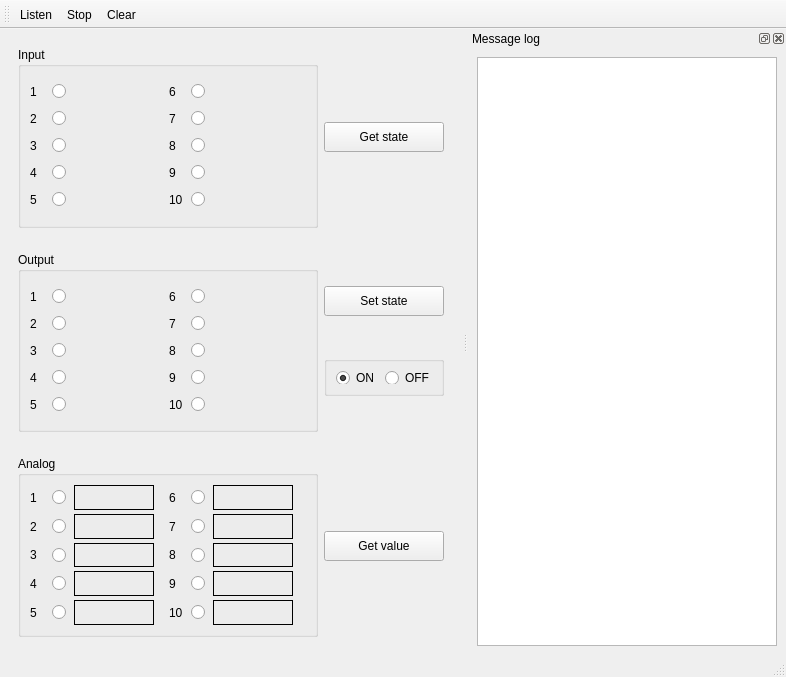
This is MASTER/mainwindow.ui in IvanPerletti/QtBrainBoard as Qt 5 draws it before an edit. The edited form follows.
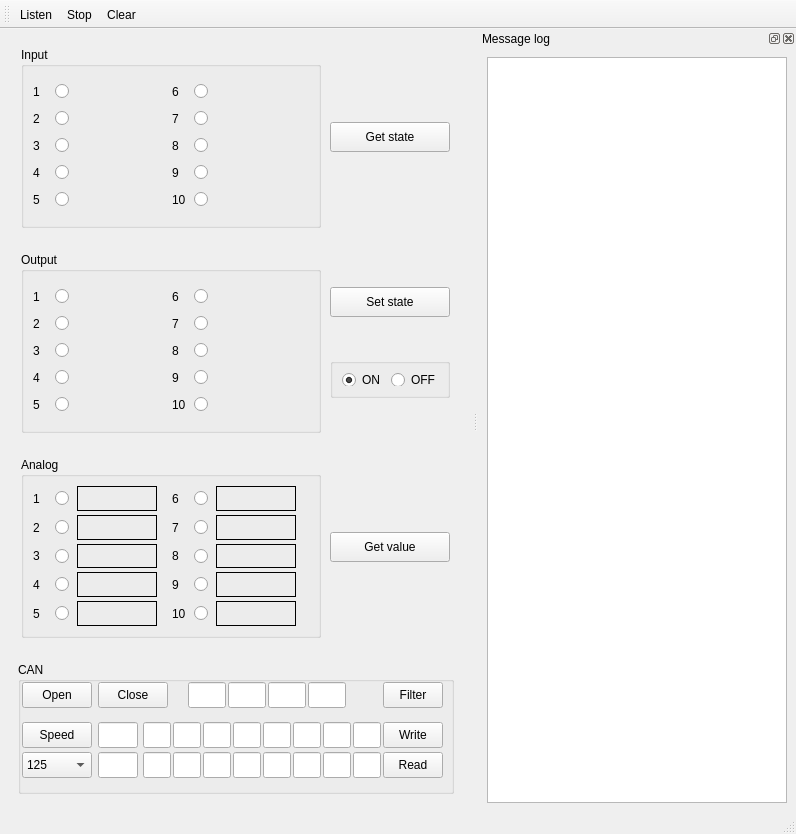
This is the edited form. Icons and pictures are not drawn.

What changed in the file:
```diff
--- a/MASTER/mainwindow.ui
+++ b/MASTER/mainwindow.ui
@@ -6,20 +6,26 @@
    <rect>
     <x>0</x>
     <y>0</y>
-    <width>746</width>
-    <height>677</height>
+    <width>796</width>
+    <height>834</height>
    </rect>
   </property>
   <property name="sizePolicy">
-   <sizepolicy hsizetype="Fixed" vsizetype="Preferred">
+   <sizepolicy hsizetype="Fixed" vsizetype="Maximum">
     <horstretch>0</horstretch>
     <verstretch>0</verstretch>
    </sizepolicy>
   </property>
+  <property name="minimumSize">
+   <size>
+    <width>0</width>
+    <height>800</height>
+   </size>
+  </property>
   <property name="maximumSize">
    <size>
-    <width>746</width>
-    <height>16777215</height>
+    <width>796</width>
+    <height>834</height>
    </size>
   </property>
   <property name="windowTitle">
@@ -1907,6 +1913,371 @@
       </layout>
      </widget>
     </item>
+    <item>
+     <widget class="QFrame" name="frame">
+      <property name="sizePolicy">
+       <sizepolicy hsizetype="Preferred" vsizetype="Fixed">
+        <horstretch>0</horstretch>
+        <verstretch>0</verstretch>
+       </sizepolicy>
+      </property>
+      <property name="minimumSize">
+       <size>
+        <width>0</width>
+        <height>150</height>
+       </size>
+      </property>
+      <property name="maximumSize">
+       <size>
+        <width>16777215</width>
+        <height>150</height>
+       </size>
+      </property>
+      <property name="frameShape">
+       <enum>QFrame::Shape::NoFrame</enum>
+      </property>
+      <property name="frameShadow">
+       <enum>QFrame::Shadow::Plain</enum>
+      </property>
+      <layout class="QHBoxLayout" name="horizontalLayout">
+       <item>
+        <widget class="QGroupBox" name="groupBox">
+         <property name="title">
+          <string>CAN</string>
+         </property>
+         <widget class="QPushButton" name="pushButtonOpenCAN">
+          <property name="geometry">
+           <rect>
+            <x>4</x>
+            <y>20</y>
+            <width>70</width>
+            <height>26</height>
+           </rect>
+          </property>
+          <property name="text">
+           <string>Open</string>
+          </property>
+         </widget>
+         <widget class="QComboBox" name="comboBoxSpeedCAN">
+          <property name="geometry">
+           <rect>
+            <x>4</x>
+            <y>90</y>
+            <width>70</width>
+            <height>26</height>
+           </rect>
+          </property>
+          <item>
+           <property name="text">
+            <string>125</string>
+           </property>
+          </item>
+          <item>
+           <property name="text">
+            <string>250</string>
+           </property>
+          </item>
+          <item>
+           <property name="text">
+            <string>500</string>
+           </property>
+          </item>
+          <item>
+           <property name="text">
+            <string>1000</string>
+           </property>
+          </item>
+         </widget>
+         <widget class="QPushButton" name="pushButtonSpeedCAN">
+          <property name="geometry">
+           <rect>
+            <x>4</x>
+            <y>60</y>
+            <width>70</width>
+            <height>26</height>
+           </rect>
+          </property>
+          <property name="text">
+           <string>Speed</string>
+          </property>
+         </widget>
+         <widget class="QLineEdit" name="lineEditFilter1CAN">
+          <property name="geometry">
+           <rect>
+            <x>170</x>
+            <y>20</y>
+            <width>38</width>
+            <height>26</height>
+           </rect>
+          </property>
+         </widget>
+         <widget class="QLineEdit" name="lineEditFilter2CAN">
+          <property name="geometry">
+           <rect>
+            <x>210</x>
+            <y>20</y>
+            <width>38</width>
+            <height>26</height>
+           </rect>
+          </property>
+         </widget>
+         <widget class="QLineEdit" name="lineEditFilter3CAN">
+          <property name="geometry">
+           <rect>
+            <x>250</x>
+            <y>20</y>
+            <width>38</width>
+            <height>26</height>
+           </rect>
+          </property>
+         </widget>
+         <widget class="QLineEdit" name="lineEditFilter4CAN">
+          <property name="geometry">
+           <rect>
+            <x>290</x>
+            <y>20</y>
+            <width>38</width>
+            <height>26</height>
+           </rect>
+          </property>
+         </widget>
+         <widget class="QPushButton" name="pushButtonFilterCAN">
+          <property name="geometry">
+           <rect>
+            <x>365</x>
+            <y>20</y>
+            <width>60</width>
+            <height>26</height>
+           </rect>
+          </property>
+          <property name="text">
+           <string>Filter</string>
+          </property>
+         </widget>
+         <widget class="QLineEdit" name="lineEditTxData1CAN">
+          <property name="geometry">
+           <rect>
+            <x>125</x>
+            <y>60</y>
+            <width>28</width>
+            <height>26</height>
+           </rect>
+          </property>
+         </widget>
+         <widget class="QPushButton" name="pushButtonWriteCAN">
+          <property name="geometry">
+           <rect>
+            <x>365</x>
+            <y>60</y>
+            <width>60</width>
+            <height>26</height>
+           </rect>
+          </property>
+          <property name="text">
+           <string>Write</string>
+          </property>
+         </widget>
+         <widget class="QPushButton" name="pushButtonCloseCAN">
+          <property name="geometry">
+           <rect>
+            <x>80</x>
+            <y>20</y>
+            <width>70</width>
+            <height>26</height>
+           </rect>
+          </property>
+          <property name="text">
+           <string>Close</string>
+          </property>
+         </widget>
+         <widget class="QPushButton" name="pushButtonReadCAN">
+          <property name="geometry">
+           <rect>
+            <x>365</x>
+            <y>90</y>
+            <width>60</width>
+            <height>26</height>
+           </rect>
+          </property>
+          <property name="text">
+           <string>Read</string>
+          </property>
+         </widget>
+         <widget class="QLineEdit" name="lineEditTxIdCAN">
+          <property name="geometry">
+           <rect>
+            <x>80</x>
+            <y>60</y>
+            <width>40</width>
+            <height>26</height>
+           </rect>
+          </property>
+         </widget>
+         <widget class="QLineEdit" name="lineEditTxData2CAN">
+          <property name="geometry">
+           <rect>
+            <x>155</x>
+            <y>60</y>
+            <width>28</width>
+            <height>26</height>
+           </rect>
+          </property>
+         </widget>
+         <widget class="QLineEdit" name="lineEditTxData3CAN">
+          <property name="geometry">
+           <rect>
+            <x>185</x>
+            <y>60</y>
+            <width>28</width>
+            <height>26</height>
+           </rect>
+          </property>
+         </widget>
+         <widget class="QLineEdit" name="lineEditTxData4CAN">
+          <property name="geometry">
+           <rect>
+            <x>215</x>
+            <y>60</y>
+            <width>28</width>
+            <height>26</height>
+           </rect>
+          </property>
+         </widget>
+         <widget class="QLineEdit" name="lineEditTxData5CAN">
+          <property name="geometry">
+           <rect>
+            <x>245</x>
+            <y>60</y>
+            <width>28</width>
+            <height>26</height>
+           </rect>
+          </property>
+         </widget>
+         <widget class="QLineEdit" name="lineEditTxData6CAN">
+          <property name="geometry">
+           <rect>
+            <x>275</x>
+            <y>60</y>
+            <width>28</width>
+            <height>26</height>
+           </rect>
+          </property>
+         </widget>
+         <widget class="QLineEdit" name="lineEditTxData7CAN">
+          <property name="geometry">
+           <rect>
+            <x>305</x>
+            <y>60</y>
+            <width>28</width>
+            <height>26</height>
+           </rect>
+          </property>
+         </widget>
+         <widget class="QLineEdit" name="lineEditTxData8CAN">
+          <property name="geometry">
+           <rect>
+            <x>335</x>
+            <y>60</y>
+            <width>28</width>
+            <height>26</height>
+           </rect>
+          </property>
+         </widget>
+         <widget class="QLineEdit" name="lineEditRxData7CAN">
+          <property name="geometry">
+           <rect>
+            <x>305</x>
+            <y>90</y>
+            <width>28</width>
+            <height>26</height>
+           </rect>
+          </property>
+         </widget>
+         <widget class="QLineEdit" name="lineEditRxData5CAN">
+          <property name="geometry">
+           <rect>
+            <x>245</x>
+            <y>90</y>
+            <width>28</width>
+            <height>26</height>
+           </rect>
+          </property>
+         </widget>
+         <widget class="QLineEdit" name="lineEditRxData2CAN">
+          <property name="geometry">
+           <rect>
+            <x>155</x>
+            <y>90</y>
+            <width>28</width>
+            <height>26</height>
+           </rect>
+          </property>
+         </widget>
+         <widget class="QLineEdit" name="lineEditRxData3CAN">
+          <property name="geometry">
+           <rect>
+            <x>185</x>
+            <y>90</y>
+            <width>28</width>
+            <height>26</height>
+           </rect>
+          </property>
+         </widget>
+         <widget class="QLineEdit" name="lineEditRxData8CAN">
+          <property name="geometry">
+           <rect>
+            <x>335</x>
+            <y>90</y>
+            <width>28</width>
+            <height>26</height>
+           </rect>
+          </property>
+         </widget>
+         <widget class="QLineEdit" name="lineEditRxData6CAN">
+          <property name="geometry">
+           <rect>
+            <x>275</x>
+            <y>90</y>
+            <width>28</width>
+            <height>26</height>
+           </rect>
+          </property>
+         </widget>
+         <widget class="QLineEdit" name="lineEditRxData4CAN">
+          <property name="geometry">
+           <rect>
+            <x>215</x>
+            <y>90</y>
+            <width>28</width>
+            <height>26</height>
+           </rect>
+          </property>
+         </widget>
+         <widget class="QLineEdit" name="lineEditRxData1CAN">
+          <property name="geometry">
+           <rect>
+            <x>125</x>
+            <y>90</y>
+            <width>28</width>
+            <height>26</height>
+           </rect>
+          </property>
+         </widget>
+         <widget class="QLineEdit" name="lineEditRxIdCAN">
+          <property name="geometry">
+           <rect>
+            <x>80</x>
+            <y>90</y>
+            <width>40</width>
+            <height>26</height>
+           </rect>
+          </property>
+         </widget>
+        </widget>
+       </item>
+      </layout>
+     </widget>
+    </item>
    </layout>
   </widget>
   <widget class="QStatusBar" name="statusbar"/>
```
Left out of the diff: 67 changed lines with no effect on the pictures.
